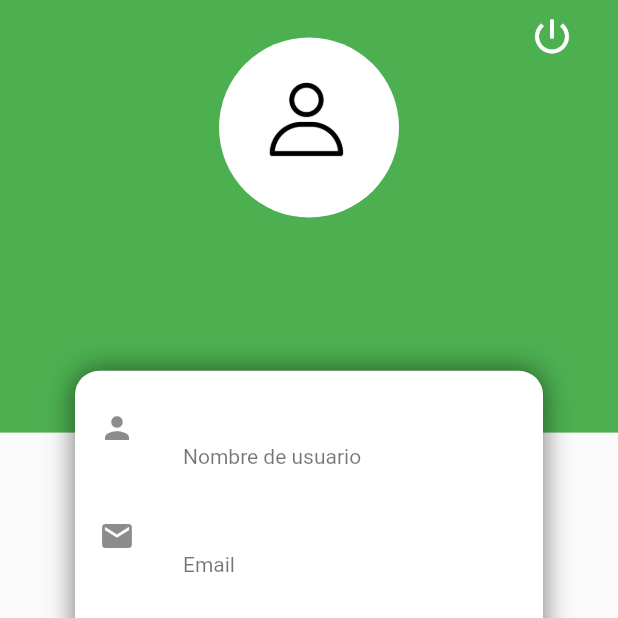
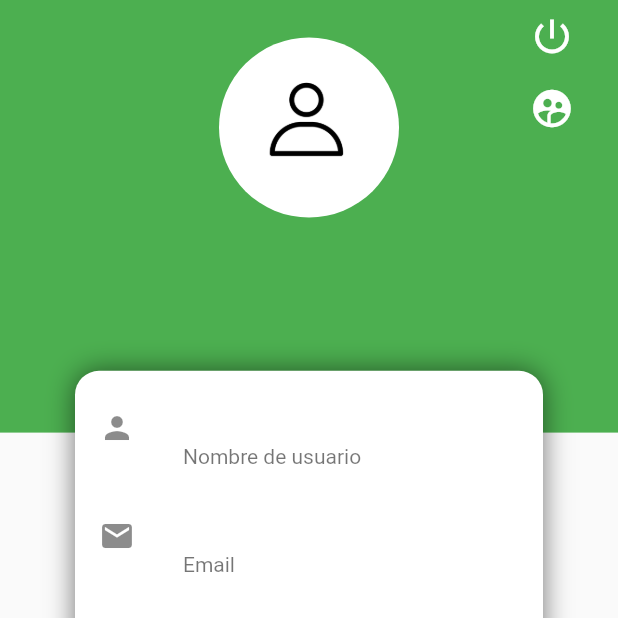
Before and after one commit to EmilianoQuiroz/delivery_app, a Flutter app: the ClientProfileInfoPage screen opened by its route, on a phone screen of 412 x 824 dp, the top half of it. Run offline on Flutter 3.47's test engine with Material 2 defaults, Android fonts, the phone set to English and light mode, and no system bars; our stand-ins replace flutter_image_slideshow, fluttertoast, get, get_storage, image_picker, modal_bottom_sheet and 1 more; accounts and stored records are empty; network calls fail.

```diff
--- a/lib/src/pages/client/profile/info/client_profile_info_controller.dart
+++ b/lib/src/pages/client/profile/info/client_profile_info_controller.dart
@@ -13,4 +13,8 @@ class ClientProfileInfoController extends GetxController {
   void goToProfileUpdate(){
     Get.toNamed('/client/profile/update');
   }
+
+  void goToRoles() {
+    Get.offNamedUntil('/roles', (route) => false);
+  }
 }
--- a/lib/src/pages/client/profile/info/client_profile_info_page.dart
+++ b/lib/src/pages/client/profile/info/client_profile_info_page.dart
@@ -15,7 +15,12 @@ class ClientProfileInfoPage extends StatelessWidget {
           _backgroundCover(context),
           _boxForm(context),
           _imageUser(context),
-          _buttonSingOut()
+          Column(
+            children: [
+              _buttonSingOut(),
+              _buttonRoles()
+            ],
+          )
         ],
       )),
     );
@@ -69,6 +74,22 @@ class ClientProfileInfoPage extends StatelessWidget {
           ),
         ));
   }
+
+  Widget _buttonRoles() {
+    return Container(
+      margin: EdgeInsets.only(right: 20),
+      alignment: Alignment.topRight,
+      child: IconButton(
+        onPressed: () => con.goToRoles(),
+        icon: Icon(
+          Icons.supervised_user_circle,
+          color: Colors.white,
+          size: 30,
+        ),
+      ),
+    );
+  }
+
   Widget _buttonUpdate(BuildContext context) {
     return Container(
       width: double.infinity,
```
